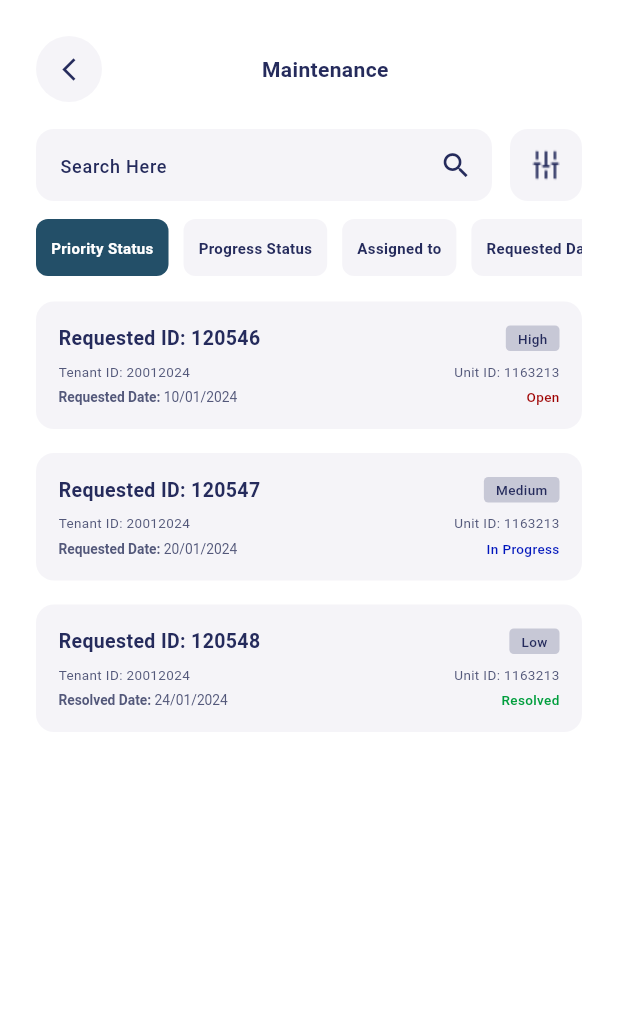
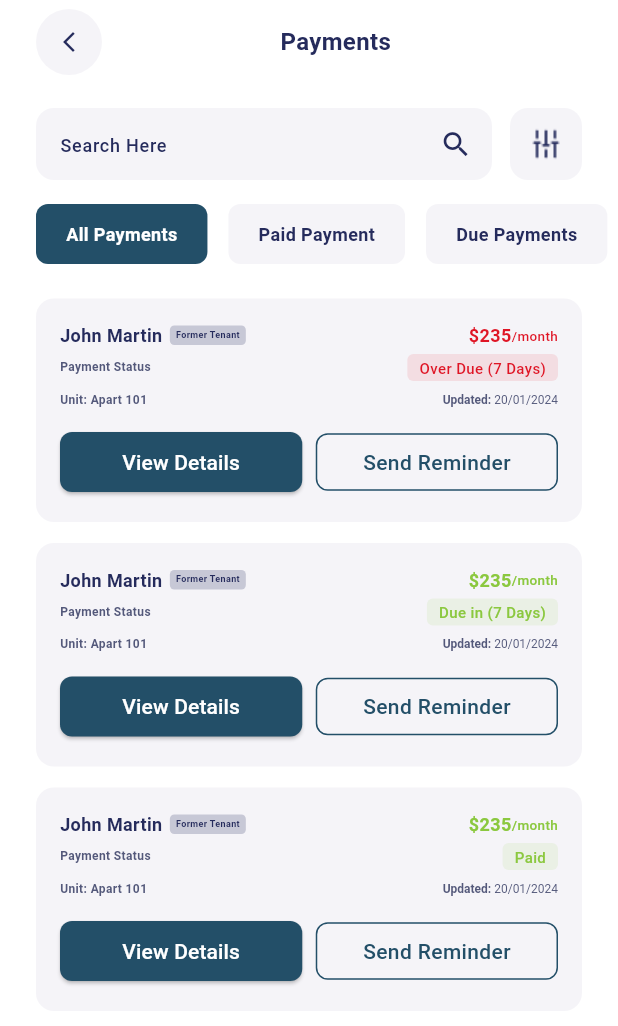
Before and after one commit to bagga16/Private-Property-Management, a Flutter app: the screen it shows after launch, on a phone screen of 412 x 824 dp. Shown: the top 1026 px of the screen. Run offline on Flutter 3.47's test engine with Material 3 defaults, Android fonts, the phone set to English and light mode, and no system bars.

Commit message:
Ui Updated & Added + Add Payment Screen

```diff
--- a/lib/App Screen/Maintanance/MaintenanceEditScreen.dart
+++ b/lib/App Screen/Maintanance/MaintenanceEditScreen.dart
@@ -98,7 +98,7 @@ class MaintenanceEditScreen extends StatelessWidget {
                         color: Color.fromRGBO(37, 43, 92, 1),
                       ),
                     ),
-                    Text("        "),
+                    const Text("        "),
                   ],
                 ),
                 const SizedBox(height: 12),
--- a/lib/App Screen/Maintanance/MaintenanceScreen .dart
+++ b/lib/App Screen/Maintanance/MaintenanceScreen .dart
@@ -81,7 +81,7 @@ class _MaintenanceScreenState extends State<MaintenanceScreen> {
                           color: Color.fromRGBO(37, 43, 92, 1), size: 18),
                     ),
                   ),
-                  Spacer(),
+                  const Spacer(),
                   const Text(
                     "Maintenance      ",
                     style: TextStyle(
@@ -90,7 +90,7 @@ class _MaintenanceScreenState extends State<MaintenanceScreen> {
                       color: Color.fromRGBO(37, 43, 92, 1),
                     ),
                   ),
-                  Spacer()
+                  const Spacer()
                 ],
               ),
               const SizedBox(height: 18),
@@ -224,10 +224,11 @@ class _MaintenanceScreenState extends State<MaintenanceScreen> {
                                   padding: const EdgeInsets.symmetric(
                                       horizontal: 8, vertical: 2),
                                   decoration: BoxDecoration(
-                                      color: Color.fromRGBO(37, 43, 92, 0.22),
+                                      color: const Color.fromRGBO(
+                                          37, 43, 92, 0.22),
                                       borderRadius: BorderRadius.circular(3)),
                                   child: _buildStatusTag(request['priority'],
-                                      Color.fromRGBO(37, 43, 92, 1)),
+                                      const Color.fromRGBO(37, 43, 92, 1)),
                                 ),
                               ],
                             ),
@@ -351,13 +352,13 @@ class _MaintenanceScreenState extends State<MaintenanceScreen> {
   Color _getStatusColor(String status) {
     switch (status) {
       case 'Open':
-        return Color.fromRGBO(158, 0, 0, 1);
+        return const Color.fromRGBO(158, 0, 0, 1);
       case 'In Progress':
-        return Color.fromRGBO(0, 21, 188, 1);
+        return const Color.fromRGBO(0, 21, 188, 1);
       case 'Resolved':
-        return Color.fromRGBO(0, 158, 61, 1);
+        return const Color.fromRGBO(0, 158, 61, 1);
       default:
-        return Color.fromRGBO(37, 43, 92, 1);
+        return const Color.fromRGBO(37, 43, 92, 1);
     }
   }
 
--- /dev/null
+++ b/lib/App Screen/Payments/PaymentsScreen.dart
@@ -0,0 +1,401 @@
+import 'package:flutter/material.dart';
+
+class PaymentsScreen extends StatefulWidget {
+  const PaymentsScreen({super.key});
+
+  @override
+  State<PaymentsScreen> createState() => _PaymentsScreenState();
+}
+
+class _PaymentsScreenState extends State<PaymentsScreen> {
+  // Dummy payment data
+  final List<Map<String, dynamic>> allPayments = [
+    {
+      "name": "John Martin",
+      "rent": "\$235",
+      "status": "Over Due (7 Days)",
+      "statusColor": const Color(0xFFDF1525),
+      "isDue": true,
+      "unit": "Apart 101",
+      "updated": "20/01/2024",
+      "statusType": "overdue"
+    },
+    {
+      "name": "John Martin",
+      "rent": "\$235",
+      "status": "Due in (7 Days)",
+      "statusColor": const Color(0xFF8BC83F),
+      "isDue": true,
+      "unit": "Apart 101",
+      "updated": "20/01/2024",
+      "statusType": "due"
+    },
+    {
+      "name": "John Martin",
+      "rent": "\$235",
+      "status": "Paid",
+      "statusColor": const Color(0xFF8BC83F),
+      "isDue": false,
+      "unit": "Apart 101",
+      "updated": "20/01/2024",
+      "statusType": "paid"
+    },
+  ];
+
+  // Current selected tab index
+  int selectedTabIndex = 0;
+
+  // Tabs list
+  final List<String> tabs = [
+    "All Payments",
+    "Paid Payment",
+    "Due Payments",
+    "Date Range"
+  ];
+
+  @override
+  Widget build(BuildContext context) {
+    return Scaffold(
+      backgroundColor: Colors.white,
+      body: SafeArea(
+        child: Column(
+          crossAxisAlignment: CrossAxisAlignment.start,
+          children: [
+            // Header Row
+            Padding(
+              padding: const EdgeInsets.symmetric(horizontal: 24, vertical: 6),
+              child: Row(
+                children: [
+                  GestureDetector(
+                    onTap: () => Navigator.pop(context),
+                    child: const CircleAvatar(
+                      radius: 22,
+                      backgroundColor: Color.fromRGBO(245, 244, 248, 1),
+                      child: Icon(Icons.arrow_back_ios_new,
+                          color: Color.fromRGBO(37, 43, 92, 1), size: 16),
+                    ),
+                  ),
+                  const Spacer(),
+                  const Text(
+                    "Payments  ",
+                    style: TextStyle(
+                      fontSize: 16,
+                      fontWeight: FontWeight.w600,
+                      color: Color(0xFF252B5C),
+                    ),
+                  ),
+                  const Spacer(),
+                ],
+              ),
+            ),
+
+            // Search Bar
+
+            Padding(
+              padding: const EdgeInsets.symmetric(horizontal: 24, vertical: 16),
+              child: Row(
+                children: [
+                  Expanded(
+                    child: Container(
+                      height: 48,
+                      decoration: BoxDecoration(
+                        color: const Color.fromRGBO(245, 244, 248, 1),
+                        borderRadius: BorderRadius.circular(12),
+                      ),
+                      child: const TextField(
+                        textAlign: TextAlign.start,
+                        textAlignVertical: TextAlignVertical.center,
+                        decoration: InputDecoration(
+                          hintText: "Search Here",
+                          hintStyle: TextStyle(
+                            fontSize: 12,
+                            fontWeight: FontWeight.w500,
+                            color: Color.fromRGBO(37, 43, 92, 1),
+                          ),
+                          border: InputBorder.none,
+                          suffixIcon: Icon(
+                            Icons.search,
+                            color: Color.fromRGBO(37, 43, 92, 1),
+                            size: 22,
+                          ),
+                          contentPadding: EdgeInsets.symmetric(horizontal: 16),
+                        ),
+                      ),
+                    ),
+                  ),
+                  const SizedBox(width: 12),
+                  GestureDetector(
+                    onTap: () {},
+                    child: Container(
+                        height: 48,
+                        width: 48,
+                        decoration: BoxDecoration(
+                          color: const Color.fromRGBO(245, 244, 248, 1),
+                          borderRadius: BorderRadius.circular(12),
+                        ),
+                        child: const Image(
+                            image: AssetImage('assets/images/fliter.png'))),
+                  ),
+                ],
+              ),
+            ),
+
+            // Tab Bar
+            SingleChildScrollView(
+              scrollDirection: Axis.horizontal,
+              child: Padding(
+                padding: const EdgeInsets.symmetric(horizontal: 24),
+                child: Row(
+                  children: List.generate(
+                    tabs.length,
+                    (index) => GestureDetector(
+                      onTap: () {
+                        setState(() {
+                          selectedTabIndex = index;
+                        });
+                      },
+                      child: Container(
+                        height: 40,
+                        margin: const EdgeInsets.only(right: 14),
+                        padding: const EdgeInsets.symmetric(
+                            horizontal: 20, vertical: 0),
+                        decoration: BoxDecoration(
+                          color: selectedTabIndex == index
+                              ? const Color(0xFF234F68)
+                              : const Color.fromRGBO(245, 244, 248, 1),
+                          borderRadius: BorderRadius.circular(8),
+                        ),
+                        child: Center(
+                          child: Text(
+                            tabs[index],
+                            style: TextStyle(
+                              fontSize: 12,
+                              fontWeight: FontWeight.w600,
+                              color: selectedTabIndex == index
+                                  ? Colors.white
+                                  : const Color(0xFF252B5C),
+                            ),
+                          ),
+                        ),
+                      ),
+                    ),
+                  ),
+                ),
+              ),
+            ),
+
+            const SizedBox(height: 23),
+
+            // Payment List
+            Expanded(
+              child: Padding(
+                padding: const EdgeInsets.symmetric(horizontal: 24),
+                child: ListView(
+                  children: _getFilteredPayments()
+                      .map((payment) => _buildPaymentCard(payment))
+                      .toList(),
+                ),
+              ),
+            ),
+          ],
+        ),
+      ),
+    );
+  }
+
+  // Filter payments based on the selected tab
+  List<Map<String, dynamic>> _getFilteredPayments() {
+    if (selectedTabIndex == 0) {
+      return allPayments; // All Payments
+    } else if (selectedTabIndex == 1) {
+      return allPayments
+          .where((payment) => payment['statusType'] == 'paid')
+          .toList(); // Paid Payments
+    } else {
+      return allPayments
+          .where((payment) =>
+              payment['statusType'] == 'overdue' ||
+              payment['statusType'] == 'due')
+          .toList(); // Due Payments
+    }
+  }
+
+  // Payment Card Widget
+  Widget _buildPaymentCard(Map<String, dynamic> payment) {
+    return Container(
+      margin: const EdgeInsets.only(bottom: 14),
+      padding: const EdgeInsets.all(16),
+      decoration: BoxDecoration(
+        color: const Color.fromRGBO(245, 244, 248, 1),
+        borderRadius: BorderRadius.circular(12),
+      ),
+      child: Column(
+        crossAxisAlignment: CrossAxisAlignment.start,
+        children: [
+          // Name and Amount
+          Row(
+            mainAxisAlignment: MainAxisAlignment.spaceBetween,
+            children: [
+              Row(
+                children: [
+                  Text(
+                    payment['name'],
+                    style: const TextStyle(
+                      fontSize: 12,
+                      fontWeight: FontWeight.w700,
+                      color: Color(0xFF252B5C),
+                    ),
+                  ),
+                  const SizedBox(width: 5),
+                  Container(
+                    padding:
+                        const EdgeInsets.symmetric(horizontal: 4, vertical: 2),
+                    decoration: BoxDecoration(
+                      color: const Color.fromRGBO(37, 43, 92, 0.22),
+                      borderRadius: BorderRadius.circular(3),
+                    ),
+                    child: const Text(
+                      "Former Tenant",
+                      style: TextStyle(
+                        fontSize: 6,
+                        fontWeight: FontWeight.w700,
+                        color: Color(0xFF252B5C),
+                      ),
+                    ),
+                  ),
+                ],
+              ),
+              Row(
+                children: [
+                  Text(
+                    payment['rent'],
+                    style: TextStyle(
+                      fontSize: 12,
+                      fontWeight: FontWeight.w600,
+                      color: payment['statusColor'],
+                    ),
+                  ),
+                  Text(
+                    "/month",
+                    style: TextStyle(
+                      fontSize: 9,
+                      fontWeight: FontWeight.w500,
+                      color: payment['statusColor'],
+                    ),
+                  ),
+                ],
+              ),
+            ],
+          ),
+          const SizedBox(height: 4),
+
+          // Payment Status and Unit
+          Row(
+            mainAxisAlignment: MainAxisAlignment.spaceBetween,
+            children: [
+              const Text(
+                "Payment Status",
+                style: TextStyle(
+                  fontSize: 8,
+                  fontWeight: FontWeight.w600,
+                  color: Color(0xFF53587A),
+                ),
+              ),
+              Container(
+                padding: const EdgeInsets.symmetric(horizontal: 8, vertical: 2),
+                decoration: BoxDecoration(
+                  color: payment['statusColor'].withOpacity(0.1),
+                  borderRadius: BorderRadius.circular(4),
+                ),
+                child: Text(
+                  payment['status'],
+                  style: TextStyle(
+                    fontSize: 10,
+                    fontWeight: FontWeight.w500,
+                    color: payment['statusColor'],
+                  ),
+                ),
+              ),
+            ],
+          ),
+          const SizedBox(height: 7),
+          Row(
+            mainAxisAlignment: MainAxisAlignment.spaceBetween,
+            children: [
+              const Text(
+                "Unit: Apart 101",
+                style: TextStyle(
+                  fontSize: 8,
+                  fontWeight: FontWeight.w600,
+                  color: Color.fromRGBO(83, 88, 122, 1),
+                ),
+              ),
+              RichText(
+                text: TextSpan(
+                  text: 'Updated: ',
+                  style: const TextStyle(
+                    fontSize: 8,
+                    fontWeight:
+                        FontWeight.w600, // Larger font size for "Created:"
+                    color: Color.fromRGBO(83, 88, 122, 1),
+                  ),
+                  children: [
+                    TextSpan(
+                      text: payment['updated'],
+                      style: const TextStyle(
+                        fontSize: 8,
+                        fontWeight: FontWeight.w400,
+                        color: Color.fromRGBO(83, 88, 122, 1),
+                      ),
+                    ),
+                  ],
+                ),
+              )
+            ],
+          ),
+          const SizedBox(height: 12),
+          // Buttons
+          Row(
+            children: [
+              Expanded(
+                child: ElevatedButton(
+                  style: ElevatedButton.styleFrom(
+                    backgroundColor: const Color(0xFF234F68),
+                    shape: RoundedRectangleBorder(
+                      borderRadius: BorderRadius.circular(8),
+                    ),
+                  ),
+                  onPressed: () {},
+                  child: const Text(
+                    "View Details",
+                    style: TextStyle(color: Colors.white),
+                  ),
+                ),
+              ),
+              const SizedBox(width: 9),
+              Expanded(
+                child: Container(
+                  padding: EdgeInsets.symmetric(vertical: 8.2),
+                  decoration: BoxDecoration(
+                      borderRadius: BorderRadius.circular(8),
+                      border: Border.all(
+                        color: const Color(0xFF234F68),
+                      )),
+                  child: const Center(
+                    child: Text(
+                      "Send Reminder",
+                      style: TextStyle(
+                          color: Color(0xFF234F68),
+                          fontSize: 14,
+                          fontWeight: FontWeight.w500),
+                    ),
+                  ),
+                ),
+              ),
+            ],
+          ),
+        ],
+      ),
+    );
+  }
+}
--- a/lib/App Screen/Proprties/Units/UnitsListScreen.dart
+++ b/lib/App Screen/Proprties/Units/UnitsListScreen.dart
@@ -74,7 +74,8 @@ class UnitsListScreen extends StatelessWidget {
                   GestureDetector(
                     onTap: () => Navigator.push(
                       context,
-                      MaterialPageRoute(builder: (context) => AddUnitScreen()),
+                      MaterialPageRoute(
+                          builder: (context) => const AddUnitScreen()),
                     ),
                     child: const CircleAvatar(
                       radius: 22,
--- a/lib/App Screen/Proprties/Workers/workers_list_screen.dart
+++ b/lib/App Screen/Proprties/Workers/workers_list_screen.dart
@@ -232,7 +232,7 @@ class WorkersListScreen extends StatelessWidget {
                                   ),
                                   children: [
                                     TextSpan(
-                                      text: '${worker.createdDate}',
+                                      text: worker.createdDate,
                                       style: const TextStyle(
                                         fontSize: 9.4,
                                         fontWeight: FontWeight.w600,
@@ -252,7 +252,7 @@ class WorkersListScreen extends StatelessWidget {
                                   ),
                                   children: [
                                     TextSpan(
-                                      text: '${worker.updatedDate}',
+                                      text: worker.updatedDate,
                                       style: const TextStyle(
                                         fontSize: 9.4,
                                         fontWeight: FontWeight.w600,
--- a/lib/App Screen/Tanents/TanentsScreen.dart
+++ b/lib/App Screen/Tanents/TanentsScreen.dart
@@ -1,5 +1,4 @@
 import 'package:flutter/material.dart';
-import 'package:private_property_management/App%20Screen/DashBoardScreen/DashBoardScreen.dart';
 import 'package:private_property_management/App%20Screen/Tanents/AddTenantScreen.dart';
 import 'package:private_property_management/App%20Screen/Tanents/TenantDetailsScreen.dart';
 import 'package:private_property_management/Home.dart';
--- a/lib/Filters/Properties/number_of_units_filter.dart
+++ b/lib/Filters/Properties/number_of_units_filter.dart
@@ -42,15 +42,20 @@ class _NumberOfUnitsFilterState extends State<NumberOfUnitsFilter> {
                   children: [
                     Flexible(child: _buildRadioOption("10")),
                     Flexible(child: _buildRadioOption("20")),
-                    Flexible(child: _buildRadioOption("Above 20")),
+                    Flexible(child: _buildRadioOption("30")),
                   ],
                 ),
                 Row(
                   children: [
+                    Flexible(child: _buildRadioOption("Above 20")),
                     Flexible(child: _buildRadioOption("Below 20")),
+                  ],
+                ),
+                Row(
+                  children: [
                     Flexible(child: _buildRadioOption("Manually")),
                   ],
-                ),
+                )
               ],
             ),
             const SizedBox(height: 16),
@@ -117,7 +122,7 @@ class _NumberOfUnitsFilterState extends State<NumberOfUnitsFilter> {
           Text(
             value,
             style: const TextStyle(
-              fontSize: 14,
+              fontSize: 13.5,
               fontWeight: FontWeight.w500,
               color: Color.fromRGBO(37, 43, 92, 1),
             ),
--- a/lib/Widgest/UnitCard.dart
+++ b/lib/Widgest/UnitCard.dart
@@ -104,10 +104,10 @@ class UnitCard extends StatelessWidget {
                       fontSize: 9,
                       fontWeight: FontWeight.w500,
                       color: unit.status == "Occupied"
-                          ? Color.fromRGBO(158, 0, 0, 1)
+                          ? const Color.fromRGBO(158, 0, 0, 1)
                           : unit.status == "Vacant"
                               ? const Color.fromRGBO(0, 158, 61, 1)
-                              : Color.fromRGBO(0, 21, 188, 1)),
+                              : const Color.fromRGBO(0, 21, 188, 1)),
                 ),
               ],
             ),
--- a/lib/main.dart
+++ b/lib/main.dart
@@ -1,7 +1,6 @@
 import 'package:flutter/material.dart';
 import 'package:private_property_management/App%20Screen/Maintanance/MaintenanceScreen%20.dart';
-import 'package:private_property_management/App%20Screen/Proprties/Units/UnitsListScreen.dart';
-import 'package:private_property_management/App%20Screen/Proprties/Workers/workers_list_screen.dart';
+import 'package:private_property_management/App%20Screen/Payments/PaymentsScreen.dart';
 import 'package:private_property_management/Home.dart';
 
 void main() {
@@ -14,10 +13,6 @@ class MyApp extends StatelessWidget {
   @override
   Widget build(BuildContext context) {
     return const MaterialApp(
-      debugShowCheckedModeBanner: false,
-      home: MaintenanceScreen(
-        tenantId: null,
-      ),
-    );
+        debugShowCheckedModeBanner: false, home: PaymentsScreen());
   }
 }
```
Also changed, not shown: lib/App Screen/Lease Details/LeaseDetails.dart (added).
